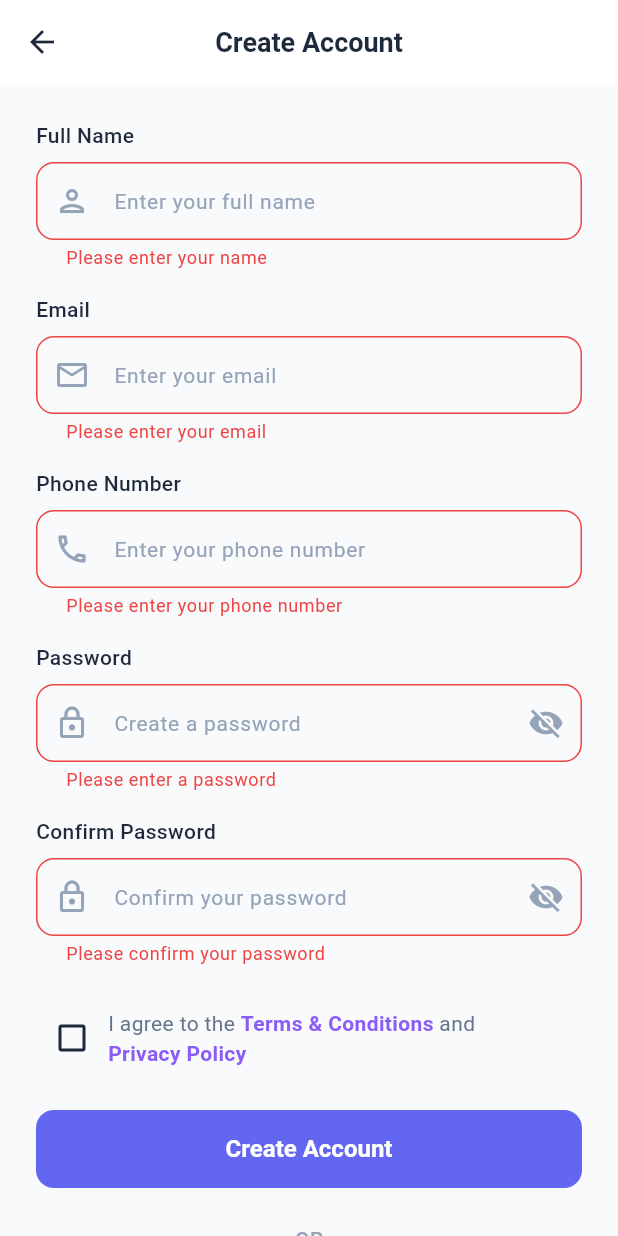
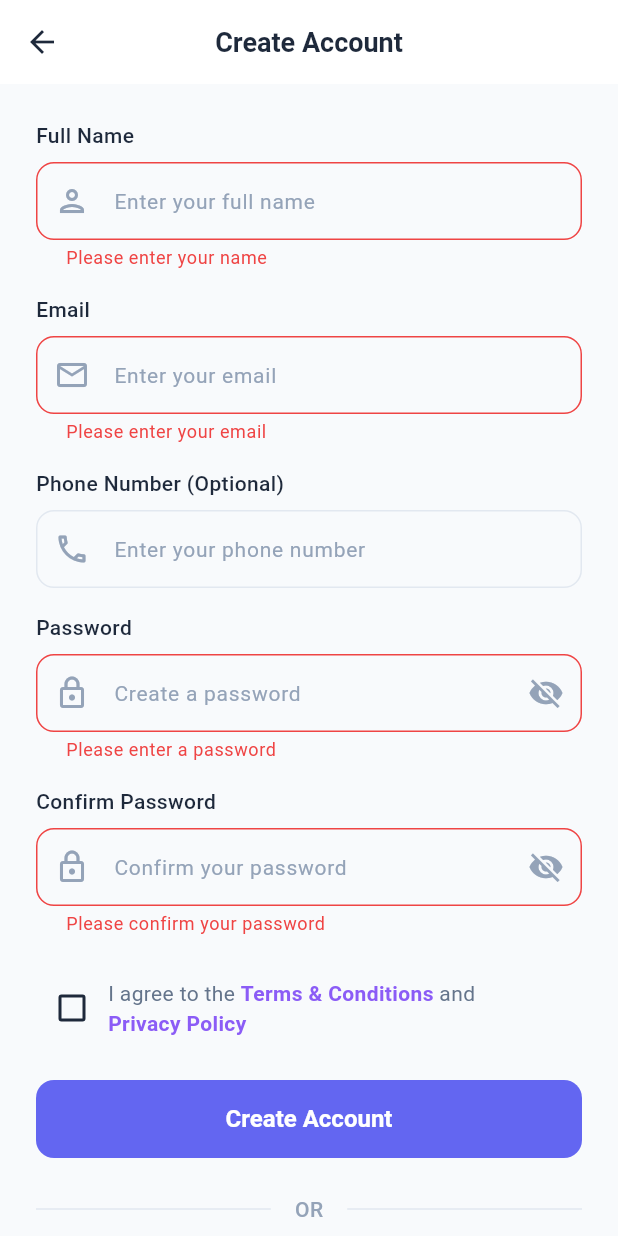
Before and after one commit to Karimkon/bebamartapp, a Flutter app: the RegisterScreen screen opened by its route, after a tap on "Create Account", on a phone screen of 412 x 824 dp. Run offline on Flutter 3.47's test engine with Material 3 defaults, Android fonts, the phone set to English and light mode, and no system bars; our stand-ins replace cached_network_image, dio, file_picker, flutter_riverpod, flutter_secure_storage, go_router and 7 more; accounts and stored records are empty; network calls fail.

Commit message:
today's commit

```diff
--- a/lib/features/auth/providers/auth_provider.dart
+++ b/lib/features/auth/providers/auth_provider.dart
@@ -287,7 +287,7 @@ class AuthNotifier extends StateNotifier<AuthState> {
   Future<Map<String, dynamic>> register({
     required String name,
     required String email,
-    required String phone,
+    String phone = '',
     required String password,
     required String passwordConfirmation,
     String role = 'buyer',
@@ -296,14 +296,17 @@ class AuthNotifier extends StateNotifier<AuthState> {
     state = state.copyWith(isLoading: true, error: null);
     try {
       print('🚀 Attempting registration for: $email');
-      final response = await _api.post(ApiEndpoints.register, data: {
+      final data = {
         'name': name,
         'email': email,
-        'phone': phone,
         'password': password,
         'password_confirmation': passwordConfirmation,
         'role': role,
-      });
+      };
+      if (phone.isNotEmpty) {
+        data['phone'] = phone;
+      }
+      final response = await _api.post(ApiEndpoints.register, data: data);
 
       print('📦 Registration response: ${response.statusCode}');
       print('📦 Registration data: ${response.data}');
--- a/lib/features/auth/screens/register_screen.dart
+++ b/lib/features/auth/screens/register_screen.dart
@@ -368,19 +368,13 @@ class _RegisterScreenState extends ConsumerState<RegisterScreen> {
                 ),
                 const SizedBox(height: 16),
 
-                // Phone Field
+                // Phone Field (Optional)
                 CustomTextField(
                   controller: _phoneController,
-                  label: 'Phone Number',
+                  label: 'Phone Number (Optional)',
                   hint: 'Enter your phone number',
                   keyboardType: TextInputType.phone,
                   prefixIcon: Icons.phone_outlined,
-                  validator: (value) {
-                    if (value == null || value.isEmpty) {
-                      return 'Please enter your phone number';
-                    }
-                    return null;
-                  },
                 ),
                 const SizedBox(height: 16),
 
--- a/pubspec.yaml
+++ b/pubspec.yaml
@@ -1,7 +1,7 @@
 name: bebamart
 description: BebaMart - Your Trusted Marketplace.
 publish_to: 'none'
-version: 2.0.2+15
+version: 2.0.2+17
 
 environment:
   sdk: '>=3.0.0 <4.0.0'
```
Also changed, not shown: 2 other files.
